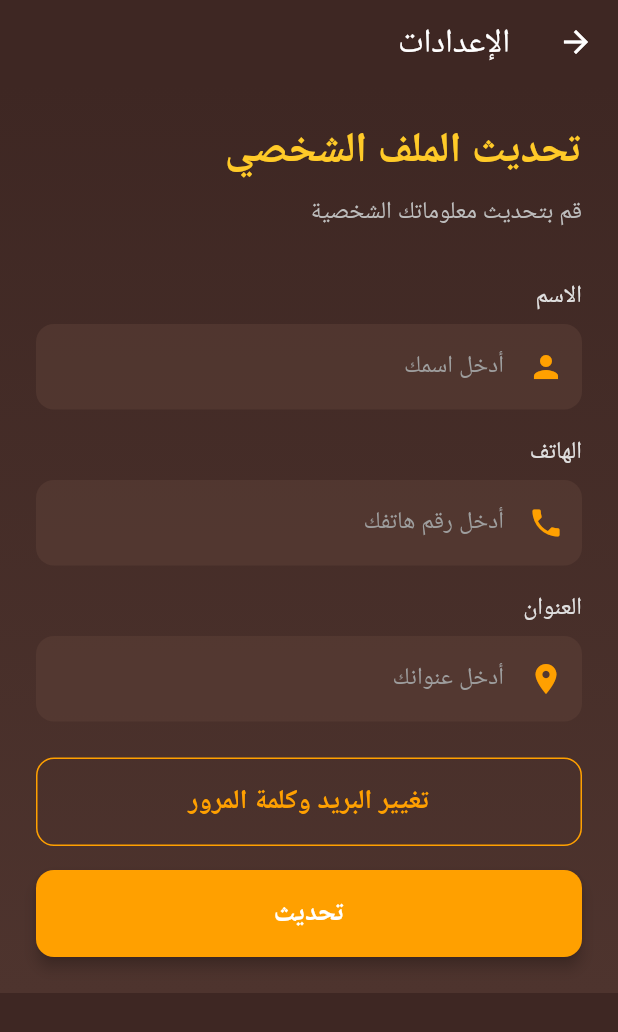
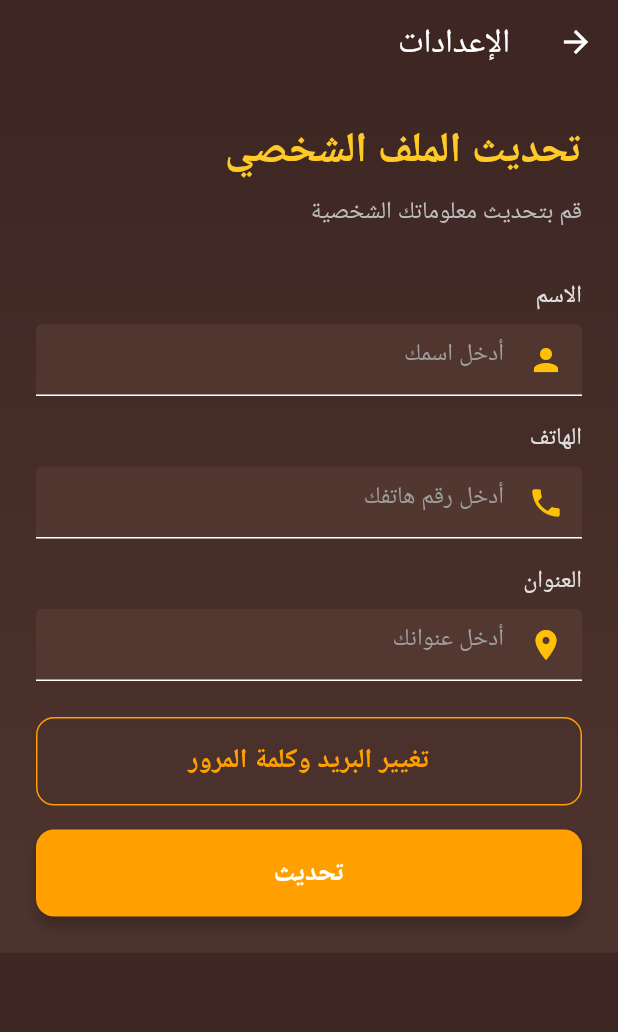
Before and after one commit to omarAlsultan22/cash_money, a Flutter app: the SettingsScreen screen opened directly, on a phone screen of 412 x 824 dp. Shown: the top 1032 px of the screen. Run offline on Flutter 3.47's test engine with Material 3 defaults, Android fonts, the light colour scheme and no system bars; our stand-ins replace cloud_firestore, firebase_auth, firebase_core, flutter_bloc, fluttertoast, quickalert and 1 more; accounts and stored records are empty.

Commit message:
Initial commit

```diff
--- a/lib/layout/home_screen.dart
+++ b/lib/layout/home_screen.dart
@@ -1,8 +1,9 @@
 import 'package:cash_money/modules/sttings_screen/settings_screen.dart';
+import '../modules/questions_screen/questions_screen.dart';
+import '../modules/start_screen/start_screen.dart';
 import 'package:flutter/cupertino.dart';
 import 'package:flutter/material.dart';
-import '../modules/questions_screen/questions_screen.dart';
-import '../modules/start_screen/start_screen.dart';
+
 
   Widget buildHomeScreen(BuildContext context){
     return Scaffold(
--- a/lib/modules/home_screen/home_screen.dart
+++ b/lib/modules/home_screen/home_screen.dart
@@ -3,6 +3,7 @@ import 'package:flutter_bloc/flutter_bloc.dart';
 import '../../layout/home_screen.dart';
 import '../../shared/cubit/cubit.dart';
 import '../../shared/cubit/state.dart';
+
 
 class HomeScreen extends StatefulWidget {
   const HomeScreen({Key? key}) : super(key: key);
--- a/lib/modules/login_screen/cubit.dart
+++ b/lib/modules/login_screen/cubit.dart
@@ -4,6 +4,7 @@ import 'package:firebase_auth/firebase_auth.dart';
 import 'package:flutter_bloc/flutter_bloc.dart';
 import '../../shared/cubit/state.dart';
 import '../../shared/local/shared_preferences.dart';
+
 
 class LoginCubit extends Cubit<AppDataStates> {
   LoginCubit() : super(AppDataInitialState());
--- a/lib/modules/register_screen/cubit.dart
+++ b/lib/modules/register_screen/cubit.dart
@@ -1,8 +1,9 @@
-import 'package:cash_money/modles/user_model.dart';
 import 'package:cloud_firestore/cloud_firestore.dart';
 import 'package:firebase_auth/firebase_auth.dart';
 import 'package:flutter_bloc/flutter_bloc.dart';
+import '../../models/user_info_model.dart';
 import '../../shared/cubit/state.dart';
+
 
 class RegisterCubit extends Cubit<AppDataStates> {
   RegisterCubit() : super(AppDataInitialState());
--- a/lib/modules/sttings_screen/cubit.dart
+++ b/lib/modules/sttings_screen/cubit.dart
@@ -1,9 +1,10 @@
 import 'package:cloud_firestore/cloud_firestore.dart';
 import 'package:firebase_auth/firebase_auth.dart';
+import '../../shared/components/constatnts.dart';
 import 'package:flutter_bloc/flutter_bloc.dart';
-import '../../modles/user_model.dart';
-import '../../shared/components/constatnts.dart';
+import '../../models/user_info_model.dart';
 import '../../shared/cubit/state.dart';
+
 
 class AppModelCubit extends Cubit<AppDataStates> {
   AppModelCubit() : super((AppDataInitialState()));
--- a/lib/modules/sttings_screen/settings_screen.dart
+++ b/lib/modules/sttings_screen/settings_screen.dart
@@ -1,11 +1,12 @@
-import 'package:cash_money/modules/login_screen/login_screen.dart';
+import 'package:flutter/material.dart';
+import '../../shared/cubit/state.dart';
+import '../login_screen/login_screen.dart';
+import 'change_email_&_password_screen.dart';
+import 'package:flutter_bloc/flutter_bloc.dart';
+import '../../shared/components/components.dart';
 import 'package:cash_money/modules/sttings_screen/cubit.dart';
 import 'package:cash_money/shared/components/constatnts.dart';
-import 'package:flutter/material.dart';
-import 'package:flutter_bloc/flutter_bloc.dart';
-import '../../shared/components/components.dart';
-import '../../shared/cubit/state.dart';
-import 'change_email_&_password_screen.dart';
+
 
 class SettingsScreen extends StatefulWidget {
   const SettingsScreen({Key? key}) : super(key: key);
@@ -29,14 +30,7 @@ class _SettingsScreenState extends State<SettingsScreen> {
     super.dispose();
   }
 
-  @override
-  Widget build(BuildContext context) {
-    return BlocProvider<AppModelCubit>(
-      create: (context) =>
-      AppModelCubit()
-        ..getInfo(UserDetails.uId),
-      child: BlocConsumer<AppModelCubit, AppDataStates>(
-        listener: (context, state) {
+  void _statesListener(AppDataStates state){
     if (state is AppDataSuccessState && state.key == Screens.update) {
       ScaffoldMessenger.of(context).showSnackBar(
         _buildSnackBar('تم التحديث بنجاح', Colors.green[800]!),
@@ -53,8 +47,26 @@ class _SettingsScreenState extends State<SettingsScreen> {
         _buildSnackBar('فشل التحديث: ${state.error}', Colors.red[800]!),
       );
     }
+  }
+
+  @override
+  Widget build(BuildContext context) {
+    return BlocProvider<AppModelCubit>(
+      create: (context) =>
+      AppModelCubit()
+        ..getInfo(UserDetails.uId),
+      child: BlocConsumer<AppModelCubit, AppDataStates>(
+        listener: (context, state) {
+          _statesListener(state);
         },
         builder: (context, state) {
+          return _widgetBuilder(context, state);
+        },
+      ),
+    );
+  }
+
+  Widget _widgetBuilder(BuildContext context, AppDataStates state){
     final cubit = AppModelCubit.get(context);
 
     if (state is AppDataErrorState && state.key != Screens.update) {
@@ -120,10 +132,8 @@ class _SettingsScreenState extends State<SettingsScreen> {
         valueColor: AlwaysStoppedAnimation<Color>(Colors.amber),
       ),
     );
-        },
-      ),
-    );
   }
+
 
   Widget _buildFormContent(BuildContext context, AppModelCubit cubit) {
     return IgnorePointer(
@@ -142,7 +152,7 @@ class _SettingsScreenState extends State<SettingsScreen> {
                 label: "الاسم",
                 hint: "أدخل اسمك",
                 icon: Icons.person,
-                validator: (value) => _validateInput(value, 'الاسم'),
+                validator: (value) => validateInput(value!, 'الاسم'),
               ),
               sizeBox(),
               _buildInputField(
@@ -151,7 +161,7 @@ class _SettingsScreenState extends State<SettingsScreen> {
                 hint: "أدخل رقم هاتفك",
                 icon: Icons.phone,
                 keyboardType: TextInputType.phone,
-                validator: (value) => _validateInput(value, 'الهاتف'),
+                validator: (value) => validateInput(value!, 'الهاتف'),
               ),
               sizeBox(),
               _buildInputField(
@@ -159,7 +169,7 @@ class _SettingsScreenState extends State<SettingsScreen> {
                 label: "العنوان",
                 hint: "أدخل عنوانك",
                 icon: Icons.location_on,
-                validator: (value) => _validateInput(value, 'العنوان'),
+                validator: (value) => validateInput(value!, 'العنوان'),
               ),
               const SizedBox(height: 24),
               _buildChangePasswordButton(),
@@ -205,12 +215,12 @@ class _SettingsScreenState extends State<SettingsScreen> {
   }
 
   Widget _buildInputField({
+    TextInputType? keyboardType,
     required TextEditingController controller,
     required String label,
     required String hint,
     required IconData icon,
-    TextInputType? keyboardType,
-    String? Function(String?)? validator,
+    required String? Function(dynamic value) validator,
   }) {
     return Column(
       crossAxisAlignment: CrossAxisAlignment.start,
@@ -223,25 +233,13 @@ class _SettingsScreenState extends State<SettingsScreen> {
           ),
         ),
         const SizedBox(height: 8),
-        TextFormField(
+        buildInputField(
+            fillColor: true,
             controller: controller,
-          keyboardType: keyboardType,
-          style: const TextStyle(color: Colors.white),
-          decoration: InputDecoration(
-            hintText: hint,
-            hintStyle: TextStyle(color: Colors.grey[500]),
-            prefixIcon: Icon(icon, color: Colors.amber[700]),
-            filled: true,
-            fillColor: Colors.brown[700]!.withOpacity(0.5),
-            border: OutlineInputBorder(
-              borderRadius: BorderRadius.circular(12),
-              borderSide: BorderSide.none,
-            ),
-            contentPadding: const EdgeInsets.symmetric(
-                vertical: 16, horizontal: 16),
-          ),
-          validator: validator,
-        ),
+            hint: hint,
+            icon: icon,
+            validator: validator
+        )
       ],
     );
   }
@@ -314,13 +312,6 @@ class _SettingsScreenState extends State<SettingsScreen> {
     );
   }
 
-  String? _validateInput(String? value, String fieldName) {
-    if (value == null || value.isEmpty) {
-      return 'يرجى إدخال $fieldName';
-    }
-    return null;
-  }
-
   SnackBar _buildSnackBar(String message, Color backgroundColor) {
     return SnackBar(
       content: Text(message),
```
Also changed, not shown: lib/layout/questions_layout.dart (+19 -15 lines), lib/layout/start_layout.dart (+22 -15 lines), lib/main.dart (+14 -6 lines), lib/modules/login_screen/login_screen.dart (+22 -12 lines), lib/modules/questions_screen/questions_screen.dart (+5 -20 lines), lib/modules/register_screen/register_screen.dart (+29 -12 lines), lib/modules/start_screen/start_screen.dart (+6 -27 lines), lib/modules/sttings_screen/change_email_&_password_screen.dart (+11 -6 lines), lib/shared/components/components.dart (+20 -20 lines), lib/shared/cubit/cubit.dart (+35 -34 lines), lib/models/user_data_model.dart (renamed from lib/modles/user_data.dart), lib/models/user_info_model.dart (renamed from lib/modles/user_model.dart), pubspec.lock, 3 other files. Lines whose indentation alone changed are shown as unchanged.
